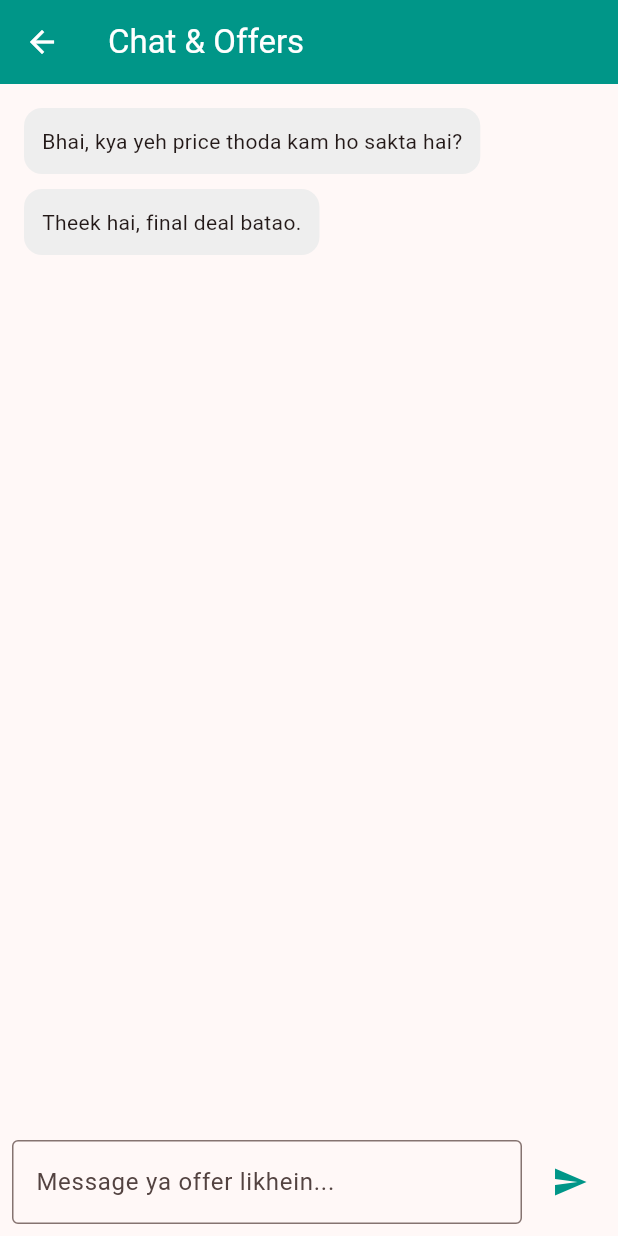
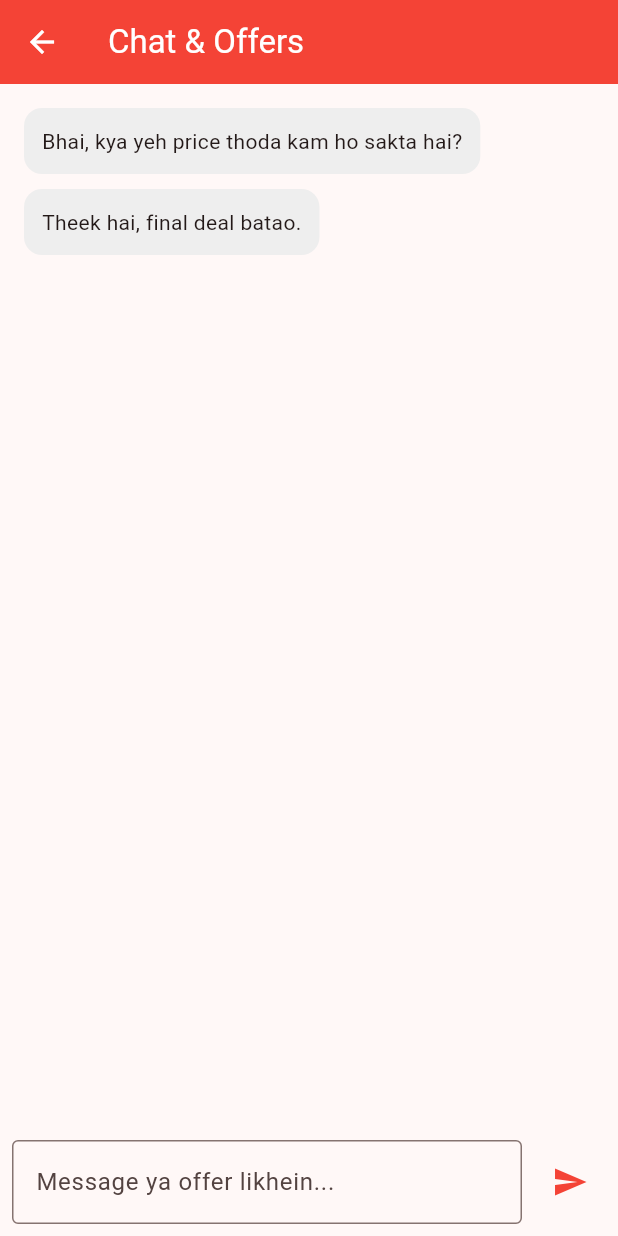
Before and after one commit to shaikhnaeem2444-a11y/Safe-Deals, a Flutter app: the ChatScreen screen opened directly, on a phone screen of 412 x 824 dp. Run offline on Flutter 3.47's test engine with Material 3 defaults, Android fonts, the phone set to English and light mode, and no system bars; our stand-ins replace camera.

Commit message:
Update main.dart

```diff
--- a/lib/main.dart
+++ b/lib/main.dart
@@ -1252,7 +1252,7 @@ class _ChatScreenState extends State<ChatScreen> {
     return Scaffold(
       appBar: AppBar(
         title: const Text('Chat & Offers'),
-        backgroundColor: Colors.teal,
+        backgroundColor: Colors.red,
         foregroundColor: Colors.white,
       ),
       body: Column(
@@ -1303,7 +1303,7 @@ class _ChatScreenState extends State<ChatScreen> {
                     onPressed: _sendMessage,
                     icon: const Icon(
                       Icons.send,
-                      color: Colors.teal,
+                      color: Colors.red,
                     ),
                   ),
                 ],
```
